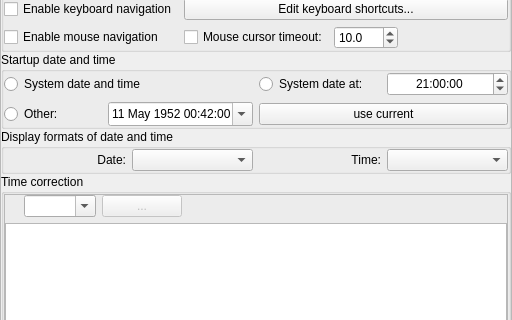
519984307/stellarium_src, file src/gui/configurationDialog.ui: the form before one commit; both pictures show x 0 to 512 and y 122 to 442 of the 512 by 563 pixel window.
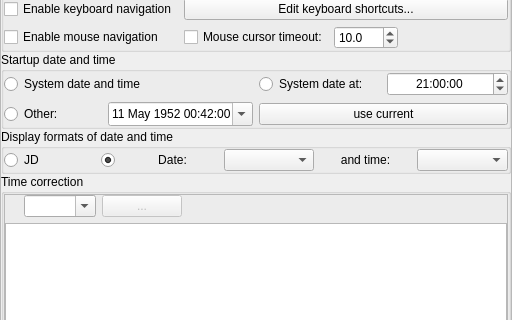
The form after the commit. The open tabs and pages were chosen to show the change. Icons and pictures are not drawn. Custom widgets are drawn as their Qt base class.

```diff
--- a/src/gui/configurationDialog.ui
+++ b/src/gui/configurationDialog.ui
@@ -1027,32 +1027,61 @@
              <property name="bottomMargin">
               <number>0</number>
              </property>
-             <item row="0" column="0">
+             <item row="0" column="2">
               <widget class="QLabel" name="dateFormatsLabel">
                <property name="text">
                 <string>Date:</string>
                </property>
                <property name="alignment">
-                <set>Qt::AlignRight|Qt::AlignTrailing|Qt::AlignVCenter</set>
+                <set>Qt::AlignCenter</set>
                </property>
               </widget>
              </item>
-             <item row="0" column="2">
+             <item row="0" column="4">
               <widget class="QLabel" name="timeFormatsLabel">
                <property name="text">
-                <string>Time:</string>
+                <string>and time:</string>
                </property>
                <property name="alignment">
-                <set>Qt::AlignRight|Qt::AlignTrailing|Qt::AlignVCenter</set>
+                <set>Qt::AlignCenter</set>
                </property>
               </widget>
              </item>
-             <item row="0" column="1">
-              <widget class="QComboBox" name="dateFormatsComboBox"/>
-             </item>
              <item row="0" column="3">
+              <widget class="QComboBox" name="dateFormatsComboBox"/>
+             </item>
+             <item row="0" column="5">
               <widget class="QComboBox" name="timeFormatsComboBox"/>
              </item>
+             <item row="0" column="0">
+              <widget class="QRadioButton" name="jdRadioButton">
+               <property name="text">
+                <string notr="true">JD</string>
+               </property>
+              </widget>
+             </item>
+             <item row="0" column="1">
+              <widget class="QRadioButton" name="dtRadioButton">
+               <property name="sizePolicy">
+                <sizepolicy hsizetype="Minimum" vsizetype="Minimum">
+                 <horstretch>0</horstretch>
+                 <verstretch>0</verstretch>
+                </sizepolicy>
+               </property>
+               <property name="maximumSize">
+                <size>
+                 <width>20</width>
+                 <height>16777215</height>
+                </size>
+               </property>
+               <property name="text">
+                <string notr="true"/>
+               </property>
+               <property name="checked">
+                <bool>true</bool>
+               </property>
+              </widget>
+             </item>
             </layout>
            </widget>
           </item>
```
